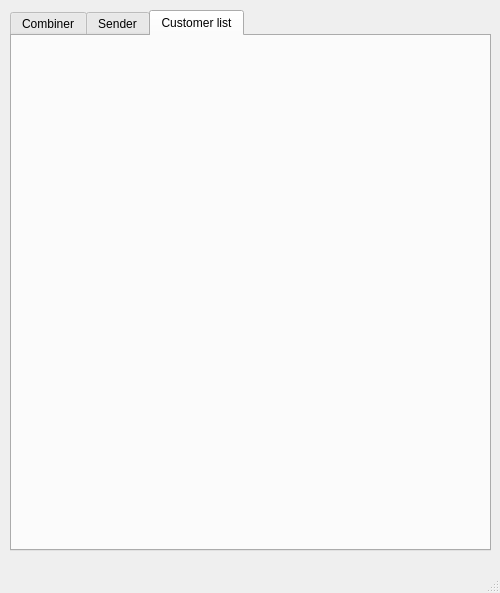
The window that QBICST.ui (maxitule3/Invoice-Combine-Send) describes before a commit, drawn with Qt 5.
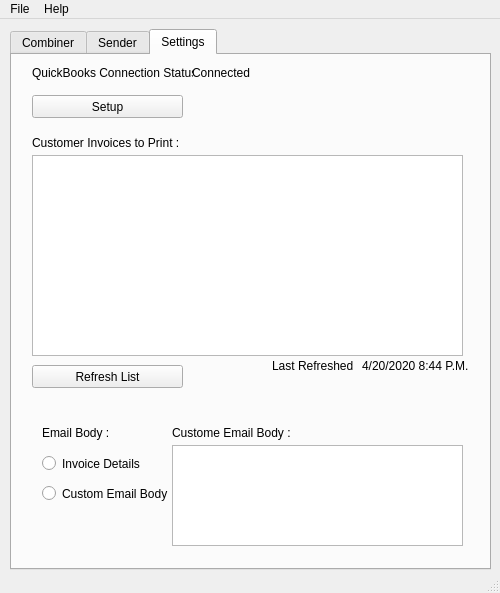
The same window after the commit. The open tabs and pages were chosen to show the change.

```diff
--- a/QBICST.ui
+++ b/QBICST.ui
@@ -198,8 +198,259 @@
     </widget>
     <widget class="QWidget" name="tab_3">
      <attribute name="title">
-      <string>Customer list</string>
+      <string>Settings</string>
      </attribute>
+     <widget class="QTextEdit" name="textEdit">
+      <property name="geometry">
+       <rect>
+        <x>160</x>
+        <y>390</y>
+        <width>291</width>
+        <height>101</height>
+       </rect>
+      </property>
+      <property name="html">
+       <string>&lt;!DOCTYPE HTML PUBLIC &quot;-//W3C//DTD HTML 4.0//EN&quot; &quot;http://www.w3.org/TR/REC-html40/strict.dtd&quot;&gt;
+&lt;html&gt;&lt;head&gt;&lt;meta name=&quot;qrichtext&quot; content=&quot;1&quot; /&gt;&lt;style type=&quot;text/css&quot;&gt;
+p, li { white-space: pre-wrap; }
+&lt;/style&gt;&lt;/head&gt;&lt;body style=&quot; font-family:'MS Shell Dlg 2'; font-size:8.25pt; font-weight:400; font-style:normal;&quot;&gt;
+&lt;p style=&quot;-qt-paragraph-type:empty; margin-top:0px; margin-bottom:0px; margin-left:0px; margin-right:0px; -qt-block-indent:0; text-indent:0px;&quot;&gt;&lt;br /&gt;&lt;/p&gt;&lt;/body&gt;&lt;/html&gt;</string>
+      </property>
+     </widget>
+     <widget class="QLabel" name="label_9">
+      <property name="geometry">
+       <rect>
+        <x>160</x>
+        <y>370</y>
+        <width>121</width>
+        <height>16</height>
+       </rect>
+      </property>
+      <property name="frameShape">
+       <enum>QFrame::NoFrame</enum>
+      </property>
+      <property name="lineWidth">
+       <number>0</number>
+      </property>
+      <property name="text">
+       <string>Custome Email Body :</string>
+      </property>
+      <property name="textFormat">
+       <enum>Qt::AutoText</enum>
+      </property>
+      <property name="scaledContents">
+       <bool>false</bool>
+      </property>
+      <property name="textInteractionFlags">
+       <set>Qt::NoTextInteraction</set>
+      </property>
+     </widget>
+     <widget class="QLabel" name="label_10">
+      <property name="geometry">
+       <rect>
+        <x>20</x>
+        <y>80</y>
+        <width>171</width>
+        <height>16</height>
+       </rect>
+      </property>
+      <property name="frameShape">
+       <enum>QFrame::NoFrame</enum>
+      </property>
+      <property name="lineWidth">
+       <number>0</number>
+      </property>
+      <property name="text">
+       <string>Customer Invoices to Print :</string>
+      </property>
+      <property name="textFormat">
+       <enum>Qt::AutoText</enum>
+      </property>
+      <property name="scaledContents">
+       <bool>false</bool>
+      </property>
+      <property name="textInteractionFlags">
+       <set>Qt::NoTextInteraction</set>
+      </property>
+     </widget>
+     <widget class="QLabel" name="label_11">
+      <property name="geometry">
+       <rect>
+        <x>20</x>
+        <y>10</y>
+        <width>161</width>
+        <height>16</height>
+       </rect>
+      </property>
+      <property name="frameShape">
+       <enum>QFrame::NoFrame</enum>
+      </property>
+      <property name="lineWidth">
+       <number>0</number>
+      </property>
+      <property name="text">
+       <string>QuickBooks Connection Status :</string>
+      </property>
+      <property name="textFormat">
+       <enum>Qt::AutoText</enum>
+      </property>
+      <property name="scaledContents">
+       <bool>false</bool>
+      </property>
+      <property name="textInteractionFlags">
+       <set>Qt::NoTextInteraction</set>
+      </property>
+     </widget>
+     <widget class="QListWidget" name="listWidget_3">
+      <property name="geometry">
+       <rect>
+        <x>20</x>
+        <y>100</y>
+        <width>431</width>
+        <height>201</height>
+       </rect>
+      </property>
+     </widget>
+     <widget class="QPushButton" name="pushButton_7">
+      <property name="geometry">
+       <rect>
+        <x>20</x>
+        <y>40</y>
+        <width>151</width>
+        <height>23</height>
+       </rect>
+      </property>
+      <property name="text">
+       <string>Setup</string>
+      </property>
+     </widget>
+     <widget class="QLabel" name="label_12">
+      <property name="geometry">
+       <rect>
+        <x>260</x>
+        <y>303</y>
+        <width>81</width>
+        <height>16</height>
+       </rect>
+      </property>
+      <property name="text">
+       <string>Last Refreshed :</string>
+      </property>
+     </widget>
+     <widget class="QLabel" name="label_13">
+      <property name="geometry">
+       <rect>
+        <x>350</x>
+        <y>303</y>
+        <width>111</width>
+        <height>16</height>
+       </rect>
+      </property>
+      <property name="text">
+       <string>4/20/2020 8:44 P.M.</string>
+      </property>
+     </widget>
+     <widget class="QLabel" name="label_14">
+      <property name="geometry">
+       <rect>
+        <x>30</x>
+        <y>370</y>
+        <width>121</width>
+        <height>16</height>
+       </rect>
+      </property>
+      <property name="frameShape">
+       <enum>QFrame::NoFrame</enum>
+      </property>
+      <property name="lineWidth">
+       <number>0</number>
+      </property>
+      <property name="text">
+       <string>Email Body :</string>
+      </property>
+      <property name="textFormat">
+       <enum>Qt::AutoText</enum>
+      </property>
+      <property name="scaledContents">
+       <bool>false</bool>
+      </property>
+      <property name="textInteractionFlags">
+       <set>Qt::NoTextInteraction</set>
+      </property>
+     </widget>
+     <widget class="QRadioButton" name="radioButton">
+      <property name="geometry">
+       <rect>
+        <x>30</x>
+        <y>400</y>
+        <width>101</width>
+        <height>17</height>
+       </rect>
+      </property>
+      <property name="text">
+       <string>Invoice Details</string>
+      </property>
+      <property name="autoExclusive">
+       <bool>true</bool>
+      </property>
+     </widget>
+     <widget class="QRadioButton" name="radioButton_2">
+      <property name="geometry">
+       <rect>
+        <x>30</x>
+        <y>430</y>
+        <width>141</width>
+        <height>17</height>
+       </rect>
+      </property>
+      <property name="text">
+       <string>Custom Email Body</string>
+      </property>
+      <property name="autoExclusive">
+       <bool>true</bool>
+      </property>
+     </widget>
+     <widget class="QLabel" name="label_15">
+      <property name="geometry">
+       <rect>
+        <x>180</x>
+        <y>10</y>
+        <width>111</width>
+        <height>16</height>
+       </rect>
+      </property>
+      <property name="frameShape">
+       <enum>QFrame::NoFrame</enum>
+      </property>
+      <property name="lineWidth">
+       <number>0</number>
+      </property>
+      <property name="text">
+       <string>Connected</string>
+      </property>
+      <property name="textFormat">
+       <enum>Qt::AutoText</enum>
+      </property>
+      <property name="scaledContents">
+       <bool>false</bool>
+      </property>
+      <property name="textInteractionFlags">
+       <set>Qt::NoTextInteraction</set>
+      </property>
+     </widget>
+     <widget class="QPushButton" name="pushButton_8">
+      <property name="geometry">
+       <rect>
+        <x>20</x>
+        <y>310</y>
+        <width>151</width>
+        <height>23</height>
+       </rect>
+      </property>
+      <property name="text">
+       <string>Refresh List</string>
+      </property>
+     </widget>
     </widget>
    </widget>
   </widget>
@@ -212,6 +463,20 @@
      <height>21</height>
     </rect>
    </property>
+   <widget class="QMenu" name="menuFile">
+    <property name="title">
+     <string>File</string>
+    </property>
+    <addaction name="actionClose"/>
+   </widget>
+   <widget class="QMenu" name="menuHelp">
+    <property name="title">
+     <string>Help</string>
+    </property>
+    <addaction name="actionHelp"/>
+   </widget>
+   <addaction name="menuFile"/>
+   <addaction name="menuHelp"/>
   </widget>
   <widget class="QStatusBar" name="statusbar"/>
  </widget>
```
Left out of the diff: 156 changed lines with no effect on the pictures.
